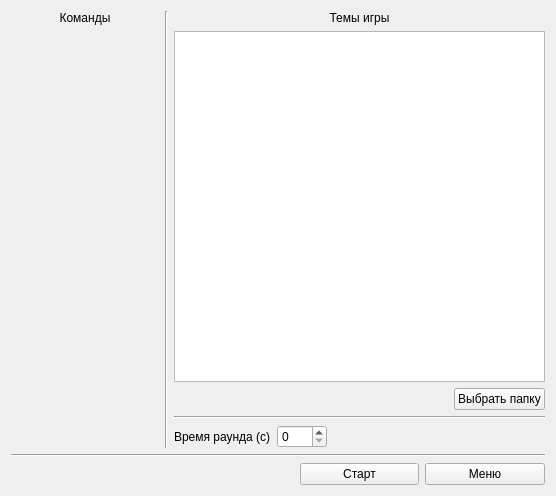
The window that src/TabuPrepeareGameWidget.ui (Loopvibe/Tabu) describes before a commit, drawn with Qt 5.
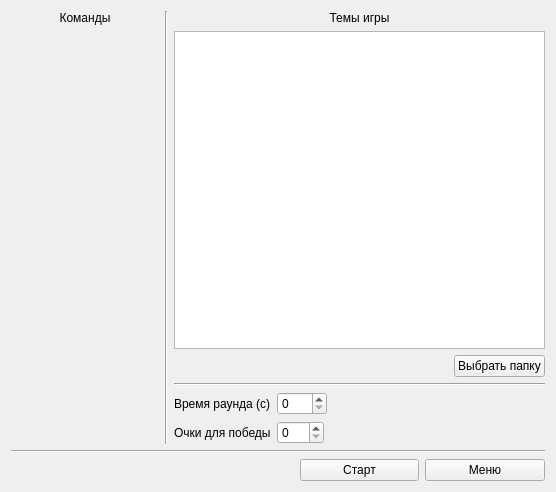
The same window after the commit. Custom widgets are drawn as their Qt base class.

Commit message: [v0.4.0] Fixed the logic of starting the game. Added the "words" class.

What changed in the file:
```diff
--- a/src/TabuPrepeareGameWidget.ui
+++ b/src/TabuPrepeareGameWidget.ui
@@ -7,7 +7,7 @@
     <x>0</x>
     <y>0</y>
     <width>556</width>
-    <height>496</height>
+    <height>492</height>
    </rect>
   </property>
   <property name="windowTitle">
@@ -110,6 +110,40 @@
      <item row="1" column="0" colspan="2">
       <widget class="QListWidget" name="lvGamePacks"/>
      </item>
+     <item row="5" column="0" colspan="2">
+      <layout class="QHBoxLayout" name="horizontalLayout">
+       <item>
+        <widget class="QLabel" name="lwinScore">
+         <property name="text">
+          <string>Очки для победы</string>
+         </property>
+        </widget>
+       </item>
+       <item>
+        <widget class="QSpinBox" name="sbWinScore">
+         <property name="minimumSize">
+          <size>
+           <width>47</width>
+           <height>0</height>
+          </size>
+         </property>
+        </widget>
+       </item>
+       <item>
+        <spacer name="horizontalSpacer_4">
+         <property name="orientation">
+          <enum>Qt::Horizontal</enum>
+         </property>
+         <property name="sizeHint" stdset="0">
+          <size>
+           <width>40</width>
+           <height>20</height>
+          </size>
+         </property>
+        </spacer>
+       </item>
+      </layout>
+     </item>
     </layout>
    </item>
    <item row="1" column="0">
```
Left out of the diff: 36 changed lines with no effect on the pictures. The commit also changes 11 other files.
